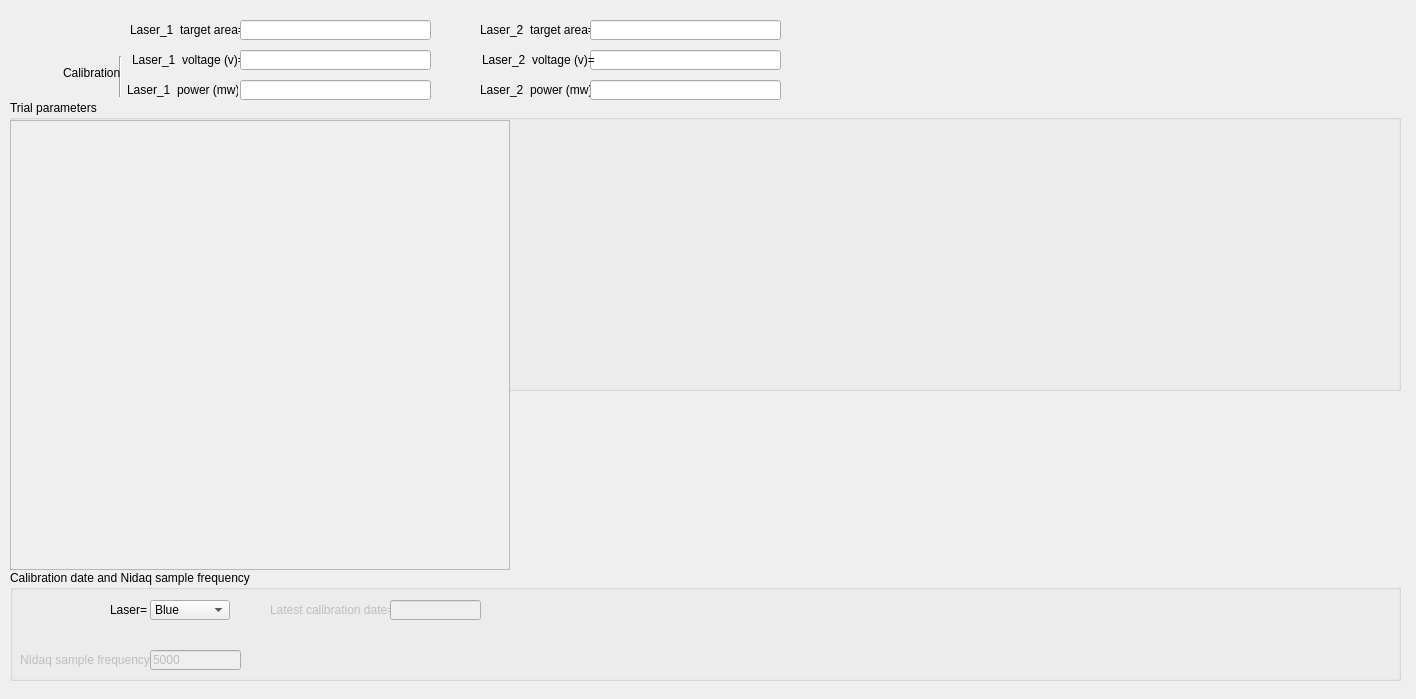
AllenNeuralDynamics/dynamic-foraging-task, file src/foraging_gui/Optogenetics.ui: the form before one commit.
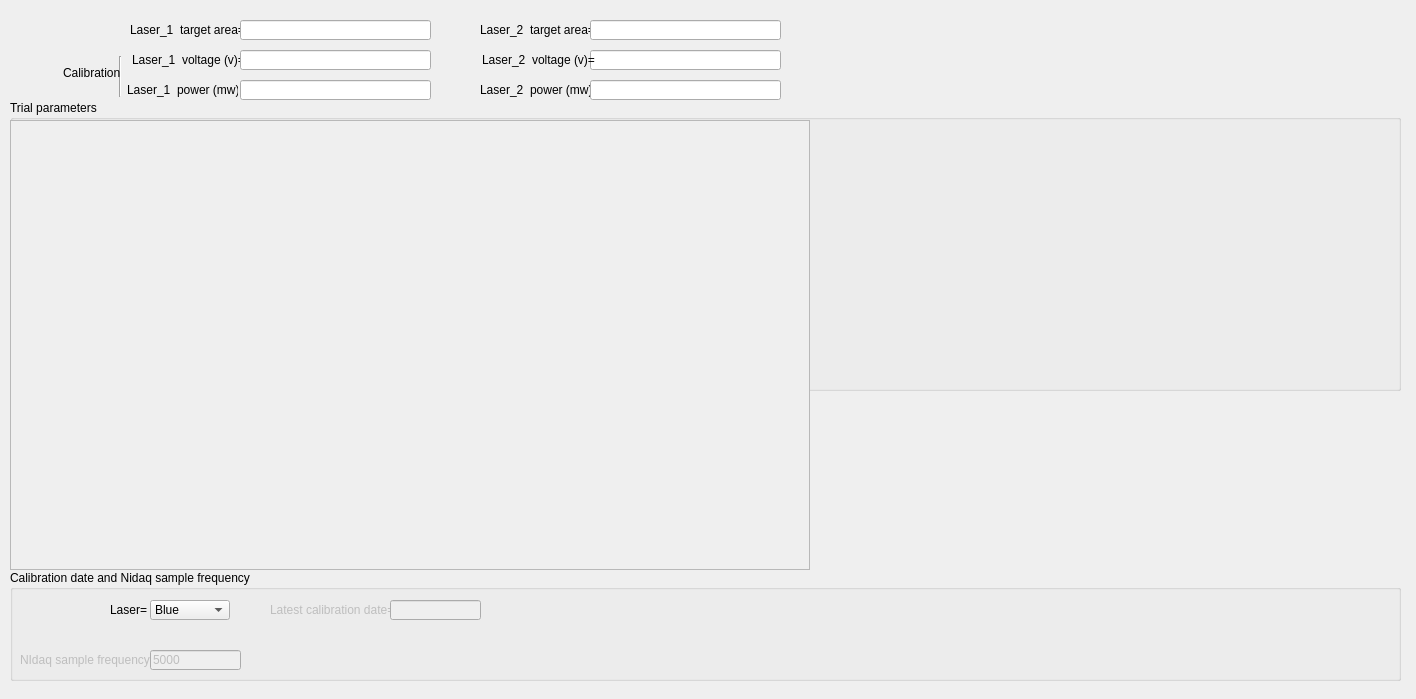
The form after the commit.

Commit message: restricts opto widget size

Diff of the .ui file:
```diff
--- a/src/foraging_gui/Optogenetics.ui
+++ b/src/foraging_gui/Optogenetics.ui
@@ -362,7 +362,7 @@
     <rect>
      <x>10</x>
      <y>120</y>
-     <width>500</width>
+     <width>800</width>
      <height>450</height>
     </rect>
    </property>
```
